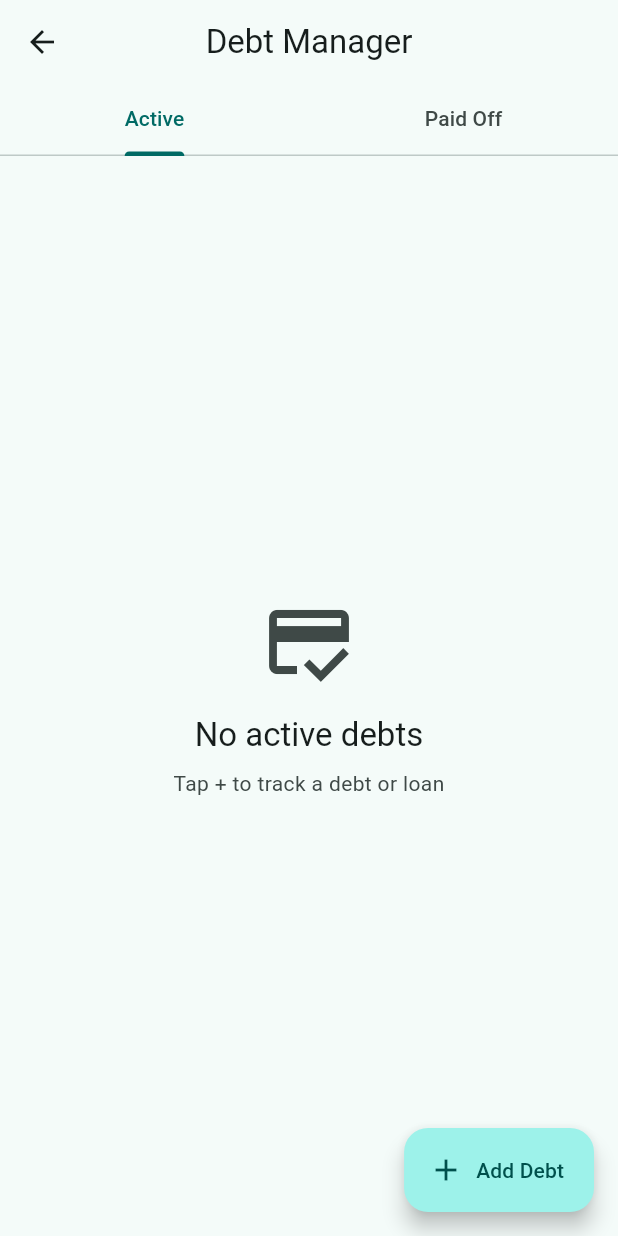
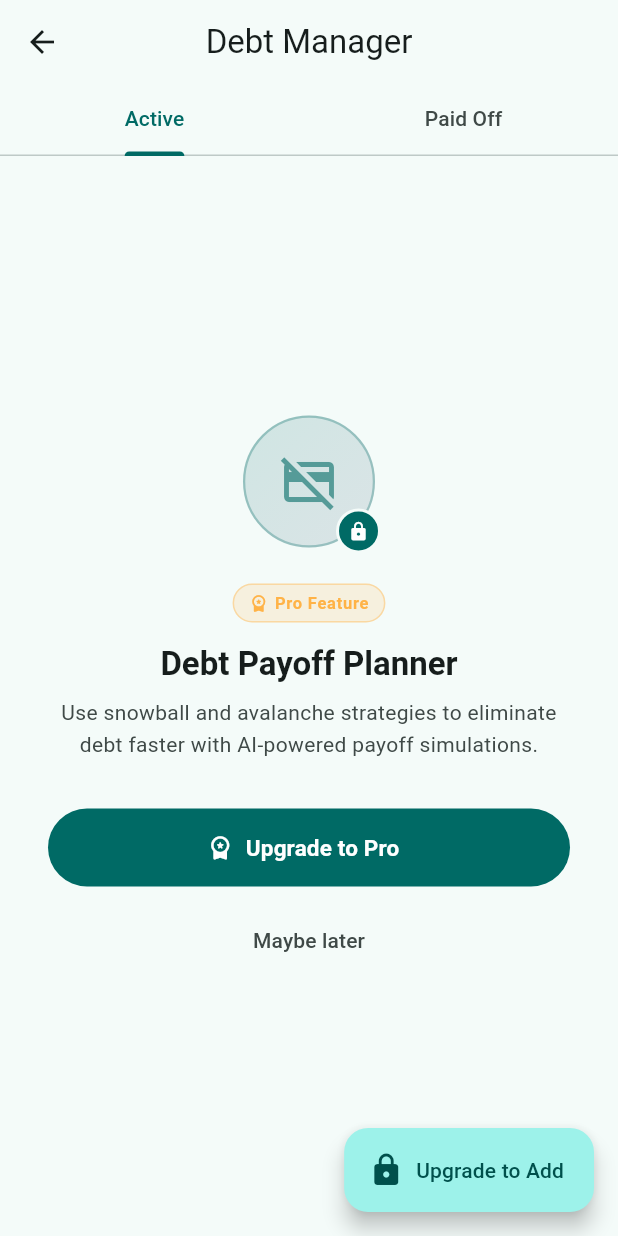
Before and after one commit to khairo14/Ai-FAP, a Flutter app: the DebtListScreen screen opened directly, on a phone screen of 412 x 824 dp. Run offline on Flutter 3.47's test engine with Material 3 defaults, Android fonts, the phone set to English and light mode, and no system bars; our stand-ins replace dio, fl_chart, flutter_local_notifications, image_picker, pdf, printing and 3 more; missing offline and left inert: google_mlkit_text_recognition, purchases_flutter; accounts and stored records are empty.

Commit message:
feat: add premium gating to all Pro features
- Add PremiumGate widget (full-screen lock overlay) and PremiumActionGate
  (inline button gate) in shared/widgets/premium_gate.dart
- Gate Smart Insights screen  non-premium users see lock overlay with upgrade CTA
- Gate Subscription Tracker screen  same lock overlay pattern
- Gate Debt Payoff Planner screen  lock overlay + FAB shows upgrade prompt
- Gate PDF export in Reports  lock icon on export button, opens paywall on tap
- Gate unlimited Goals  free users capped at 3 active goals, dialog on limit hit
- Drawer: show 'Pro Feature' / 'Pro PDF export' subtitle on gated nav items
  so users know what's behind the upgrade before they tap

````diff
--- a/fundvanceai/lib/features/debts/screens/debt_list_screen.dart
+++ b/fundvanceai/lib/features/debts/screens/debt_list_screen.dart
@@ -5,6 +5,9 @@ import 'package:fundvanceai/features/debts/debt_provider.dart';
 import 'package:fundvanceai/features/debts/screens/debt_form_screen.dart';
 import 'package:fundvanceai/features/debts/screens/debt_detail_screen.dart';
 import 'package:fundvanceai/shared/models/debt.dart';
+import 'package:fundvanceai/shared/widgets/premium_gate.dart';
+import 'package:fundvanceai/features/premium/premium_provider.dart';
+import 'package:fundvanceai/features/premium/screens/paywall_screen.dart';
 
 class DebtListScreen extends StatefulWidget {
   const DebtListScreen({super.key});
@@ -66,12 +69,24 @@ class _DebtListScreenState extends State<DebtListScreen>
           ],
         ),
       ),
-      floatingActionButton: FloatingActionButton.extended(
-        onPressed: _addDebt,
-        icon: const Icon(Icons.add),
-        label: const Text('Add Debt'),
+      floatingActionButton: Consumer<PremiumProvider>(
+        builder: (context, premium, _) => FloatingActionButton.extended(
+          onPressed: premium.isPremium
+              ? _addDebt
+              : () => Navigator.push(
+                    context,
+                    MaterialPageRoute(builder: (_) => const PaywallScreen()),
+                  ),
+          icon: Icon(premium.isPremium ? Icons.add : Icons.lock_rounded),
+          label: Text(premium.isPremium ? 'Add Debt' : 'Upgrade to Add'),
+        ),
       ),
-      body: Consumer<DebtProvider>(
+      body: PremiumGate(
+        featureIcon: Icons.credit_card_off_outlined,
+        featureName: 'Debt Payoff Planner',
+        featureDescription:
+            'Use snowball and avalanche strategies to eliminate debt faster with AI-powered payoff simulations.',
+        child: Consumer<DebtProvider>(
         builder: (context, provider, _) {
           if (provider.isLoading && !provider.isInitialized) {
             return const Center(child: CircularProgressIndicator());
@@ -129,6 +144,7 @@ class _DebtListScreenState extends State<DebtListScreen>
             ],
           );
         },
+      ),
       ),
     );
   }
--- a/fundvanceai/lib/shared/widgets/app_navigation_drawer.dart
+++ b/fundvanceai/lib/shared/widgets/app_navigation_drawer.dart
@@ -29,6 +29,7 @@ class AppNavigationDrawer extends StatelessWidget {
   Widget build(BuildContext context) {
     final authProvider = context.watch<AuthProvider>();
     final userProfile = authProvider.userProfile;
+    final isPremium = context.watch<PremiumProvider>().isPremium;
 
     return Drawer(
       child: ListView(
@@ -208,6 +209,7 @@ class AppNavigationDrawer extends StatelessWidget {
             context,
             icon: Icons.lightbulb_outline,
             title: 'Smart Insights',
+            subtitle: isPremium ? null : 'Pro Feature',
             onTap: () {
               Navigator.pop(context);
               Navigator.push(
@@ -274,6 +276,7 @@ class AppNavigationDrawer extends StatelessWidget {
             context,
             icon: Icons.flag_outlined,
             title: 'Goals',
+            subtitle: isPremium ? null : 'Unlimited with Pro',
             onTap: () {
               Navigator.pop(context);
               Navigator.push(
@@ -289,6 +292,7 @@ class AppNavigationDrawer extends StatelessWidget {
             context,
             icon: Icons.credit_card_off_outlined,
             title: 'Debt Manager',
+            subtitle: isPremium ? null : 'Pro Feature',
             onTap: () {
               Navigator.pop(context);
               Navigator.push(
@@ -304,6 +308,7 @@ class AppNavigationDrawer extends StatelessWidget {
             context,
             icon: Icons.repeat_outlined,
             title: 'Subscriptions',
+            subtitle: isPremium ? null : 'Pro Feature',
             onTap: () {
               Navigator.pop(context);
               Navigator.push(
@@ -319,6 +324,7 @@ class AppNavigationDrawer extends StatelessWidget {
             context,
             icon: Icons.bar_chart_outlined,
             title: 'Reports',
+            subtitle: isPremium ? null : 'PDF export is Pro',
             onTap: () {
               Navigator.pop(context);
               Navigator.push(
--- /dev/null
+++ b/fundvanceai/lib/shared/widgets/premium_gate.dart
@@ -0,0 +1,249 @@
+import 'package:flutter/material.dart';
+import 'package:provider/provider.dart';
+import 'package:fundvanceai/features/premium/premium_provider.dart';
+import 'package:fundvanceai/features/premium/screens/paywall_screen.dart';
+
+/// Wraps a widget tree and shows a "Pro feature" lock screen when the user
+/// is not on a premium plan. The locked view displays the feature name /
+/// description and a CTA that opens the [PaywallScreen].
+///
+/// Usage:
+/// ```dart
+/// PremiumGate(
+///   featureIcon: Icons.smart_toy_outlined,
+///   featureName: 'AI Smart Insights',
+///   featureDescription: 'Personalised spending analysis powered by AI',
+///   child: MyFeatureBody(),
+/// )
+/// ```
+class PremiumGate extends StatelessWidget {
+  const PremiumGate({
+    super.key,
+    required this.child,
+    required this.featureName,
+    required this.featureDescription,
+    required this.featureIcon,
+  });
+
+  final Widget child;
+  final String featureName;
+  final String featureDescription;
+  final IconData featureIcon;
+
+  @override
+  Widget build(BuildContext context) {
+    final provider = context.watch<PremiumProvider>();
+
+    // Still initialising — let the child render (avoids flash).
+    if (provider.isLoading && !provider.isLoaded) return child;
+
+    if (provider.isPremium) return child;
+
+    return _LockedView(
+      featureIcon: featureIcon,
+      featureName: featureName,
+      featureDescription: featureDescription,
+    );
+  }
+}
+
+// ─────────────────────────────────────────────────────────────────────────────
+// Locked state UI
+// ─────────────────────────────────────────────────────────────────────────────
+
+class _LockedView extends StatelessWidget {
+  const _LockedView({
+    required this.featureIcon,
+    required this.featureName,
+    required this.featureDescription,
+  });
+
+  final IconData featureIcon;
+  final String featureName;
+  final String featureDescription;
+
+  @override
+  Widget build(BuildContext context) {
+    final theme = Theme.of(context);
+    final colorScheme = theme.colorScheme;
+
+    return Center(
+      child: Padding(
+        padding: const EdgeInsets.symmetric(horizontal: 32),
+        child: Column(
+          mainAxisSize: MainAxisSize.min,
+          children: [
+            // Icon stack: feature icon + lock badge
+            Stack(
+              clipBehavior: Clip.none,
+              alignment: Alignment.center,
+              children: [
+                Container(
+                  width: 88,
+                  height: 88,
+                  decoration: BoxDecoration(
+                    gradient: LinearGradient(
+                      colors: [
+                        colorScheme.primary.withValues(alpha: 0.15),
+                        colorScheme.tertiary.withValues(alpha: 0.15),
+                      ],
+                      begin: Alignment.topLeft,
+                      end: Alignment.bottomRight,
+                    ),
+                    shape: BoxShape.circle,
+                    border: Border.all(
+                      color: colorScheme.primary.withValues(alpha: 0.3),
+                      width: 1.5,
+                    ),
+                  ),
+                  child: Icon(featureIcon,
+                      size: 40, color: colorScheme.primary.withValues(alpha: 0.6)),
+                ),
+                Positioned(
+                  bottom: -4,
+                  right: -4,
+                  child: Container(
+                    padding: const EdgeInsets.all(6),
+                    decoration: BoxDecoration(
+                      color: colorScheme.primary,
+                      shape: BoxShape.circle,
+                      border: Border.all(color: colorScheme.surface, width: 2),
+                    ),
+                    child:
+                        const Icon(Icons.lock_rounded, size: 14, color: Colors.white),
+                  ),
+                ),
+              ],
+            ),
+
+            const SizedBox(height: 24),
+
+            // Pro badge
+            Container(
+              padding: const EdgeInsets.symmetric(horizontal: 10, vertical: 4),
+              decoration: BoxDecoration(
+                color: const Color(0xFFFFB347).withValues(alpha: 0.15),
+                borderRadius: BorderRadius.circular(50),
+                border: Border.all(
+                    color: const Color(0xFFFFB347).withValues(alpha: 0.4)),
+              ),
+              child: const Row(
+                mainAxisSize: MainAxisSize.min,
+                children: [
+                  Icon(Icons.workspace_premium_rounded,
+                      size: 13, color: Color(0xFFFFB347)),
+                  SizedBox(width: 4),
+                  Text(
+                    'Pro Feature',
+                    style: TextStyle(
+                      color: Color(0xFFFFB347),
+                      fontSize: 11,
+                      fontWeight: FontWeight.w700,
+                      letterSpacing: 0.5,
+                    ),
+                  ),
+                ],
+              ),
+            ),
+
+            const SizedBox(height: 14),
+
+            Text(
+              featureName,
+              textAlign: TextAlign.center,
+              style: theme.textTheme.titleLarge?.copyWith(
+                fontWeight: FontWeight.bold,
+              ),
+            ),
+            const SizedBox(height: 8),
+            Text(
+              featureDescription,
+              textAlign: TextAlign.center,
+              style: theme.textTheme.bodyMedium?.copyWith(
+                color: colorScheme.onSurfaceVariant,
+                height: 1.5,
+              ),
+            ),
+
+            const SizedBox(height: 32),
+
+            SizedBox(
+              width: double.infinity,
+              height: 52,
+              child: FilledButton.icon(
+                onPressed: () => Navigator.push(
+                  context,
+                  MaterialPageRoute(builder: (_) => const PaywallScreen()),
+                ),
+                icon: const Icon(Icons.workspace_premium_rounded, size: 18),
+                label: const Text(
+                  'Upgrade to Pro',
+                  style: TextStyle(fontSize: 15, fontWeight: FontWeight.bold),
+                ),
+              ),
+            ),
+
+            const SizedBox(height: 12),
+
+            TextButton(
+              onPressed: () => Navigator.pop(context),
+              child: Text(
+                'Maybe later',
+                style: TextStyle(color: colorScheme.onSurfaceVariant),
+              ),
+            ),
+          ],
+        ),
+      ),
+    );
+  }
+}
+
+/// Inline premium badge tap-to-upgrade — useful for gating a single button
+/// (e.g., the PDF export icon) without replacing the whole screen.
+///
+/// Wraps [child] in a tap handler that opens the paywall when not premium.
+/// When premium, the original [onTap] is called normally.
+class PremiumActionGate extends StatelessWidget {
+  const PremiumActionGate({
+    super.key,
+    required this.child,
+    required this.onTap,
+  });
+
+  final Widget child;
+  final VoidCallback onTap;
+
+  @override
+  Widget build(BuildContext context) {
+    final isPremium = context.watch<PremiumProvider>().isPremium;
+
+    return GestureDetector(
+      onTap: isPremium
+          ? onTap
+          : () => Navigator.push(
+                context,
+                MaterialPageRoute(builder: (_) => const PaywallScreen()),
+              ),
+      child: Stack(
+        children: [
+          child,
+          if (!isPremium)
+            Positioned(
+              top: -2,
+              right: -2,
+              child: Container(
+                padding: const EdgeInsets.all(2),
+                decoration: const BoxDecoration(
+                  color: Color(0xFFFFB347),
+                  shape: BoxShape.circle,
+                ),
+                child: const Icon(Icons.lock_rounded,
+                    size: 10, color: Colors.white),
+              ),
+            ),
+        ],
+      ),
+    );
+  }
+}
````
Also changed, not shown: fundvanceai/lib/features/analytics/screens/smart_insights_screen.dart (+8 -1 lines), fundvanceai/lib/features/goals/screens/goal_list_screen.dart (+46 -0 lines), fundvanceai/lib/features/reports/screens/weekly_report_screen.dart (+27 -4 lines), fundvanceai/lib/features/subscriptions/screens/subscription_tracker_screen.dart (+8 -1 lines).
